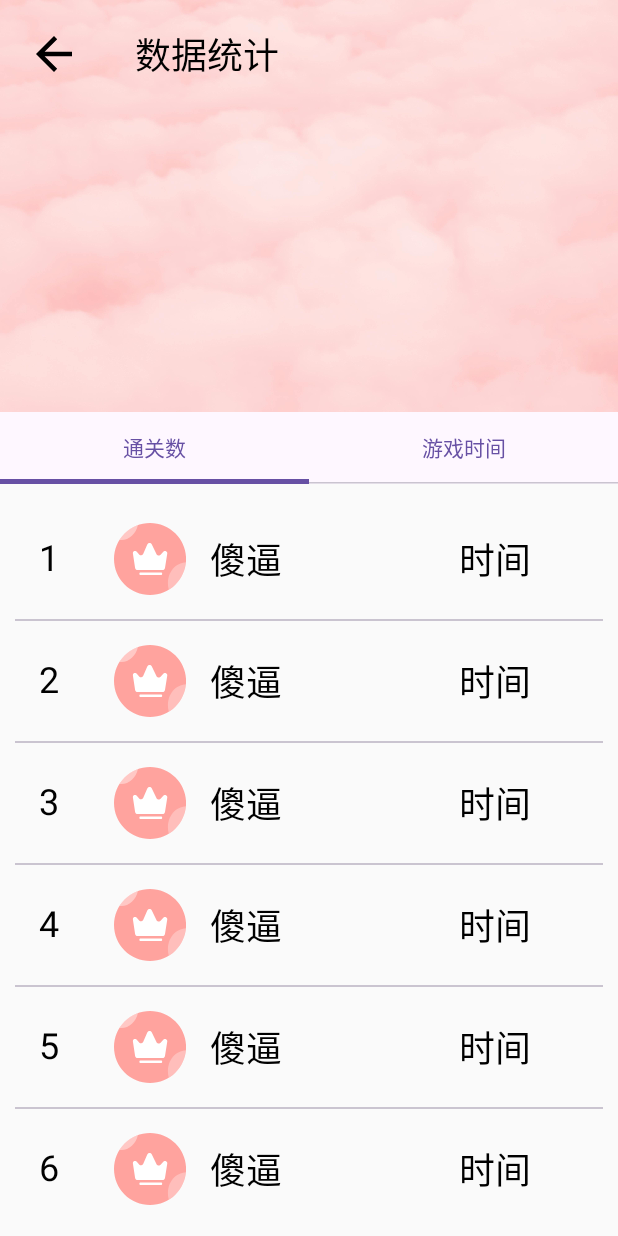
After one commit to lyf12376/OOXX, an Android app built with Jetpack Compose: the RankPage screen opened through its navigation route, on a phone screen of 412 x 824 dp. The commit adds this screen. Run offline under Robolectric (Android 15) with nearby library versions, the phone set to English and light mode, and no system bars; our stand-ins replace Dagger/Hilt's generated code, accompanist; Roboto replaces fonts that are not available here.

Commit message:
排行榜页面,界面路由

```diff
--- a/app/src/main/java/com/yi/xxoo/navigation/NavigationGraph.kt
+++ b/app/src/main/java/com/yi/xxoo/navigation/NavigationGraph.kt
@@ -7,25 +7,28 @@ import androidx.navigation.NavType
 import androidx.navigation.compose.NavHost
 import androidx.navigation.compose.composable
 import androidx.navigation.navArgument
+import com.yi.xxoo.page.achievementPage.AchievementPage
 import com.yi.xxoo.page.documentPage.BasicMessage
 import com.yi.xxoo.page.gamePage.GameGrid
 import com.yi.xxoo.page.gamePage.GamePage
 import com.yi.xxoo.page.levelPage.LevelPage
 import com.yi.xxoo.page.loginPage.LoginPage
 import com.yi.xxoo.page.minePage.MinePage
+import com.yi.xxoo.page.rankPage.RankPage
 import com.yi.xxoo.page.registerPage.RegisterPage
+import com.yi.xxoo.page.statisticPage.StatisticPage
 
 @Composable
 fun NavigationGraph(
     navHostController: NavHostController,
-    startDestination: String = Screen.LevelPage.route,
+    startDestination: String = Screen.MinePage.route,
 ){
     NavHost(navController = navHostController, startDestination = startDestination){
         composable(Screen.LevelPage.route){
-            LevelPage()
+            LevelPage(navHostController)
         }
         composable(Screen.MinePage.route){
-            MinePage()
+            MinePage(navHostController)
         }
         composable(Screen.GamePage.route){
             GamePage()
@@ -42,5 +45,14 @@ fun NavigationGraph(
         ){
             BasicMessage(navController = navHostController, account = it.arguments?.getString("account") ?: "")
         }
+        composable(Screen.AchievementPage.route){
+            AchievementPage(navHostController)
+        }
+        composable(Screen.StatisticPage.route){
+            StatisticPage(navHostController)
+        }
+        composable(Screen.RankPage.route){
+            RankPage(navController = navHostController)
+        }
     }
 }
--- a/app/src/main/java/com/yi/xxoo/navigation/Screen.kt
+++ b/app/src/main/java/com/yi/xxoo/navigation/Screen.kt
@@ -12,4 +12,10 @@ sealed class Screen(val route:String, val description:String){
     object RegisterPage : Screen("RegisterPage", "注册")
 
     object DocumentPage : Screen("DocumentPage/{account}", "资料")
+
+    object AchievementPage : Screen("AchievementPage","成就")
+
+    object StatisticPage : Screen("StatisticPage","数据")
+
+    object RankPage:Screen("RankPage","排名")
 }
--- a/app/src/main/java/com/yi/xxoo/page/minePage/MinePage.kt
+++ b/app/src/main/java/com/yi/xxoo/page/minePage/MinePage.kt
@@ -27,6 +27,7 @@ import androidx.compose.ui.res.painterResource
 import androidx.compose.ui.tooling.preview.Preview
 import androidx.compose.ui.unit.dp
 import androidx.compose.ui.unit.sp
+import androidx.navigation.NavController
 import com.yi.xxoo.R
 
 object MySize {
@@ -39,28 +40,40 @@ object MySize {
 }
 
 @Composable
-fun MinePage() {
+fun MinePage(navController: NavController) {
     Box(modifier = Modifier.fillMaxSize()) {
         Column(
             modifier = Modifier
                 .background(Color(0xFFF0F0F0))
                 .fillMaxSize()
         ) {
-            photo()
+            photo {
+
+            }
             Spacer(modifier = Modifier.height(32.dp))
-            achievement()
+            achievement {
+                navController.navigate("AchievementPage")
+            }
             Divider()
-            statistics()
+            statistics {
+                navController.navigate("StatisticPage")
+            }
             Divider()
-            rank()
+            rank {
+                navController.navigate("RankPage")
+            }
         }
-        MinePageNavigation(Modifier.align(Alignment.BottomCenter).background(Color.White))
+        MinePageNavigation(
+            Modifier
+                .align(Alignment.BottomCenter)
+                .background(Color.White)){
+            navController.navigate("LevelPage")
+        }
     }
 }
 
 @Composable
-@Preview
-fun photo() {
+fun photo(unit:()->Unit) {
     Row (modifier = Modifier
         .background(Color.White)
         .fillMaxWidth()) {
@@ -78,12 +91,14 @@ fun photo() {
 }
 
 @Composable
-@Preview
-fun achievement() {
+fun achievement(unit:()->Unit) {
     Row(
         modifier = Modifier
             .fillMaxWidth()
             .background(Color.White)
+            .clickable {
+                unit()
+            }
     ) {
         Image(
             painterResource(id = R.drawable.achievement),
@@ -111,12 +126,14 @@ fun achievement() {
 }
 
 @Composable
-@Preview
-fun statistics() {
+fun statistics(unit:()->Unit) {
     Row(
         modifier = Modifier
             .fillMaxWidth()
             .background(Color.White)
+            .clickable {
+                unit()
+            }
     ) {
         Image(
             painterResource(id = R.drawable.statistic),
@@ -144,13 +161,15 @@ fun statistics() {
 }
 
 @Composable
-@Preview
-fun rank()
+fun rank(unit:()->Unit)
 {
     Row(
         modifier = Modifier
             .fillMaxWidth()
             .background(Color.White)
+            .clickable {
+                unit()
+            }
     ) {
         Image(
             painterResource(id = R.drawable.rank),
@@ -178,7 +197,7 @@ fun rank()
 
 }
 @Composable
-fun MinePageNavigation(modifier: Modifier)
+fun MinePageNavigation(modifier: Modifier,unit:()->Unit)
 {
     Row (modifier = modifier.fillMaxWidth(), horizontalArrangement = Arrangement.SpaceAround){
         Column {
@@ -188,7 +207,7 @@ fun MinePageNavigation(modifier: Modifier)
                 modifier = Modifier
                     .size(48.dp)
                     .clickable {
-
+                        unit()
                     },
                 tint = Color.Unspecified
             )
@@ -209,10 +228,3 @@ fun MinePageNavigation(modifier: Modifier)
         }
     }
 }
-
-
-@Composable
-@Preview
-fun p() {
-    MinePage()
-}
--- /dev/null
+++ b/app/src/main/java/com/yi/xxoo/page/rankPage/RankPage.kt
@@ -0,0 +1,172 @@
+package com.yi.xxoo.page.rankPage
+
+import androidx.compose.foundation.ExperimentalFoundationApi
+import androidx.compose.foundation.Image
+import androidx.compose.foundation.background
+import androidx.compose.foundation.layout.Box
+import androidx.compose.foundation.layout.Column
+import androidx.compose.foundation.layout.Row
+import androidx.compose.foundation.layout.fillMaxSize
+import androidx.compose.foundation.layout.fillMaxWidth
+import androidx.compose.foundation.layout.padding
+import androidx.compose.foundation.layout.size
+import androidx.compose.foundation.layout.width
+import androidx.compose.foundation.lazy.LazyColumn
+import androidx.compose.foundation.pager.HorizontalPager
+import androidx.compose.foundation.pager.rememberPagerState
+import androidx.compose.material.icons.Icons
+import androidx.compose.material.icons.filled.ArrowBack
+import androidx.compose.material3.Divider
+import androidx.compose.material3.Icon
+import androidx.compose.material3.IconButton
+import androidx.compose.material3.Tab
+import androidx.compose.material3.TabRow
+import androidx.compose.material3.Text
+import androidx.compose.runtime.Composable
+import androidx.compose.runtime.LaunchedEffect
+import androidx.compose.runtime.getValue
+import androidx.compose.runtime.mutableStateOf
+import androidx.compose.runtime.remember
+import androidx.compose.runtime.rememberCoroutineScope
+import androidx.compose.runtime.setValue
+import androidx.compose.ui.Alignment
+import androidx.compose.ui.Modifier
+import androidx.compose.ui.graphics.Color
+import androidx.compose.ui.res.painterResource
+import androidx.compose.ui.tooling.preview.Preview
+import androidx.compose.ui.unit.dp
+import androidx.compose.ui.unit.sp
+import androidx.navigation.NavController
+import com.yi.xxoo.R
+import kotlinx.coroutines.launch
+
+@OptIn(ExperimentalFoundationApi::class)
+@Composable
+fun RankPage(navController: NavController) {
+    val pagerState = rememberPagerState(
+        pageCount = { 2 }, // 总页数
+        initialPage = 0, // 初始页面索引
+    )
+
+    // 排行榜标题
+    val tabTitles = listOf("通关数", "游戏时间")
+    var selectedTabIndex by remember { mutableStateOf(0) }
+    val coroutineScope = rememberCoroutineScope()
+
+    Column(modifier = Modifier.fillMaxSize()) {
+        Box {
+            Box {
+                Image(
+                    painter = painterResource(id = R.drawable.rank_bkg),
+                    contentDescription = "排行榜背景",
+                    modifier = Modifier.fillMaxWidth()
+                )
+            }
+            Box {
+                Row(
+                    modifier = Modifier
+                        .fillMaxWidth()
+                        .background(Color.Transparent)
+                ) {
+                    IconButton(
+                        onClick = { navController.popBackStack() }, modifier = Modifier
+                            .padding(18.dp)
+                            .size(36.dp)
+                    ) {
+                        Icon(
+                            imageVector = Icons.Default.ArrowBack,
+                            contentDescription = "退出",
+                            modifier = Modifier
+                                .size(36.dp)
+                        )
+                    }
+                    Text(
+                        text = "数据统计", modifier = Modifier
+                            .padding(18.dp)
+                            .align(Alignment.CenterVertically), fontSize = 24.sp
+                    )
+                }
+            }
+        }
+
+
+        // 底边栏
+        TabRow(
+            selectedTabIndex = selectedTabIndex,
+            modifier = Modifier.fillMaxWidth()
+        ) {
+            tabTitles.forEachIndexed { index, title ->
+                Tab(
+                    text = { Text(text = title) },
+                    selected = selectedTabIndex == index,
+                    onClick = {
+                        // 更新选中的页签索引和Pager状态
+                        selectedTabIndex = index
+                        coroutineScope.launch { pagerState.animateScrollToPage(index) }
+                    }
+                )
+            }
+        }
+
+        // 绑定HorizontalPager与底边栏
+        HorizontalPager(
+            state = pagerState,
+            modifier = Modifier.padding(10.dp),
+            userScrollEnabled = false
+        ) { page ->
+            when (page) {
+                0 -> RankingList(pageTitle = "Leaderboard 1")
+                1 -> RankingList(pageTitle = "Leaderboard 2")
+            }
+        }
+
+        // 保持底边栏和Pager页同步
+        LaunchedEffect(pagerState.currentPage) {
+            selectedTabIndex = pagerState.currentPage
+        }
+    }
+}
+
+@Composable
+@Preview
+fun RankingList(pageTitle: String = "ddsa") {
+    LazyColumn {
+        items(10) { index ->
+            ListItem(index, avatar = R.drawable.rank, name = "傻逼")
+            Divider()
+        }
+
+    }
+}
+
+@Composable
+fun ListItem(rank: Int, avatar: Int, name: String) {
+    Row(
+        modifier = Modifier
+            .fillMaxWidth()
+            .padding(16.dp)
+    ) {
+        Text(
+            text = "${rank + 1}", fontSize = 24.sp, modifier = Modifier
+                .align(Alignment.CenterVertically)
+                .padding(end = 18.dp)
+                .width(32.dp)
+        )
+        Image(
+            painterResource(id = avatar),
+            contentDescription = "头像",
+            modifier = Modifier.size(48.dp)
+        )
+        Text(
+            text = name, fontSize = 24.sp, modifier = Modifier
+                .align(Alignment.CenterVertically)
+                .padding(start = 16.dp)
+                .weight(1f)
+        )
+        Text(
+            text = "时间", fontSize = 24.sp, modifier = Modifier
+                .align(Alignment.CenterVertically)
+                .padding(end = 32.dp)
+        )
+    }
+}
```
Also changed, not shown: app/src/main/java/com/yi/xxoo/page/achievementPage/AchievementPage.kt (+44 -16 lines), app/src/main/java/com/yi/xxoo/page/levelPage/LevelPage.kt (+10 -17 lines), app/src/main/java/com/yi/xxoo/page/statisticPage/StatisticPage.kt (+7 -6 lines), app/src/main/res/drawable/rank_bkg.jpg (added).
